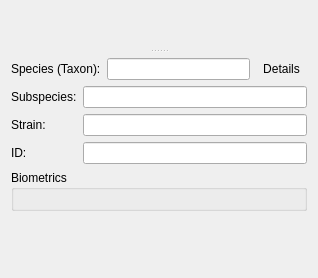
Old version of the form src/scipyen/gui/widgets/dataclasswidgets/organismwidget.ui in the repository ctigaret/scipyen.
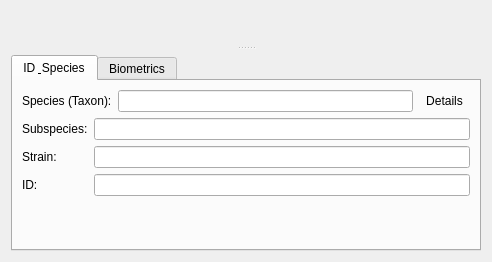
New version of the form. Icons and pictures are not drawn. Custom widgets are drawn as their Qt base class.

The edit to the form file:
```diff
--- a/src/scipyen/gui/widgets/dataclasswidgets/organismwidget.ui
+++ b/src/scipyen/gui/widgets/dataclasswidgets/organismwidget.ui
@@ -6,14 +6,14 @@
    <rect>
     <x>0</x>
     <y>0</y>
-    <width>318</width>
-    <height>278</height>
+    <width>492</width>
+    <height>262</height>
    </rect>
   </property>
   <property name="windowTitle">
    <string>Form</string>
   </property>
-  <layout class="QGridLayout" name="gridLayout_2">
+  <layout class="QGridLayout" name="gridLayout_3">
    <item row="0" column="0">
     <widget class="QSplitter" name="splitter">
      <property name="toolTip">
@@ -33,11 +33,23 @@
      </property>
      <widget class="DataExchangeWidget" name="dataExchangeWidget" native="true"/>
      <widget class="QWidget" name="">
-      <layout class="QVBoxLayout" name="verticalLayout">
+      <layout class="QVBoxLayout" name="verticalLayout_2">
        <item>
         <widget class="NameDescriptionWidget" name="nameDescriptionWidget" native="true"/>
        </item>
        <item>
+        <widget class="QTabWidget" name="tabWidget">
+         <property name="currentIndex">
+          <number>0</number>
+         </property>
+         <widget class="QWidget" name="idSpeciesTab">
+          <attribute name="title">
+           <string>ID &amp; Species</string>
+          </attribute>
+          <layout class="QGridLayout" name="gridLayout_2">
+           <item row="0" column="0">
+            <layout class="QVBoxLayout" name="verticalLayout">
+             <item>
         <layout class="QHBoxLayout" name="horizontalLayout">
          <item>
           <widget class="QLabel" name="label">
@@ -117,18 +129,6 @@
          </item>
         </layout>
        </item>
-       <item>
-        <widget class="QGroupBox" name="Biometrics">
-         <property name="title">
-          <string>Biometrics</string>
-         </property>
-         <layout class="QGridLayout" name="gridLayout">
-          <item row="0" column="0">
-           <widget class="BiometricsWidget" name="biometricsWidget" native="true"/>
-          </item>
-         </layout>
-        </widget>
-       </item>
        <item>
         <spacer name="verticalSpacer">
          <property name="orientation">
@@ -141,6 +141,22 @@
           </size>
          </property>
         </spacer>
+             </item>
+            </layout>
+           </item>
+          </layout>
+         </widget>
+         <widget class="QWidget" name="biometricsTab">
+          <attribute name="title">
+           <string>Biometrics</string>
+          </attribute>
+          <layout class="QGridLayout" name="gridLayout">
+           <item row="0" column="0">
+            <widget class="BiometricsWidget" name="biometricsWidget" native="true"/>
+           </item>
+          </layout>
+         </widget>
+        </widget>
        </item>
       </layout>
      </widget>
```
Left out of the diff: 9 changed lines with no effect on the pictures. Lines whose indentation alone changed are shown as unchanged.
